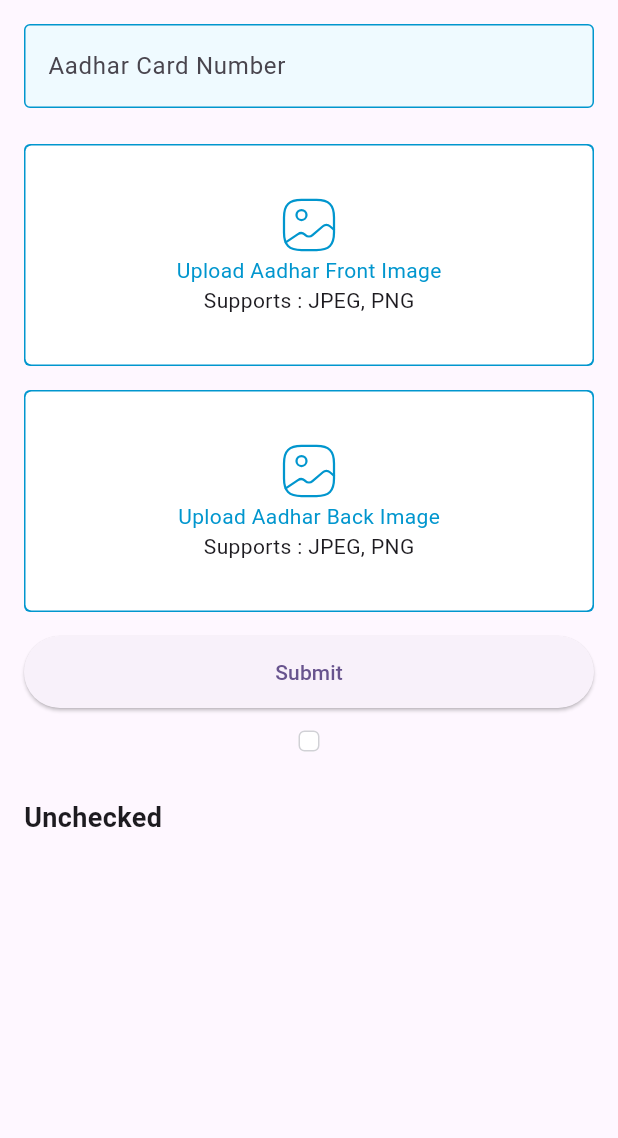
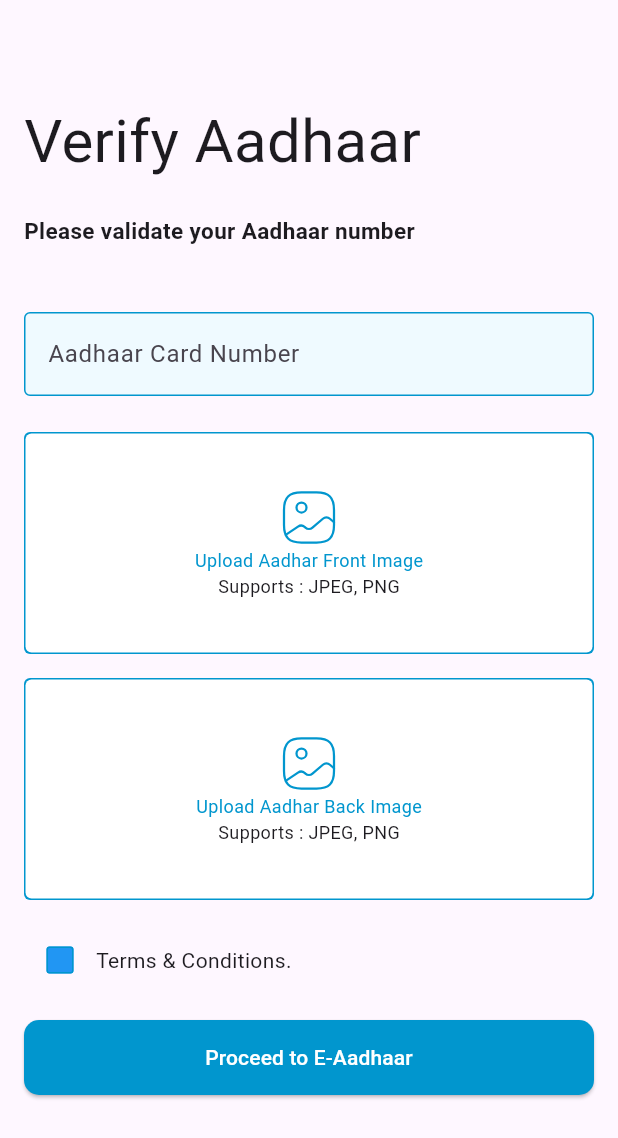
Before and after one commit to bhagwanv/ScaleUpApp, a Flutter app: the screen it shows after launch, on a phone screen of 412 x 824 dp. Shown: the top 1138 px of the screen. Run offline on Flutter 3.47's test engine with Material 3 defaults, Android fonts, the phone set to English and light mode, and no system bars; our stand-ins replace flutter_svg.

```diff
--- a/lib/main.dart
+++ b/lib/main.dart
@@ -1,5 +1,5 @@
 import 'package:flutter/material.dart';
-import 'package:scaleup_app/view/aadhaar_screen.dart';
+import 'package:scaleup_app/view/aadhaar_screen/aadhaar_screen.dart';
 import 'package:scaleup_app/view/login_screen/login_screen.dart';
 
 void main() {
--- /dev/null
+++ b/lib/utils/common_elevted_button.dart
@@ -0,0 +1,34 @@
+import 'package:flutter/material.dart';
+
+import 'my_colors.dart';
+
+class CommonElevatedButton extends StatelessWidget {
+  final VoidCallback onPressed;
+  final String text;
+
+  const CommonElevatedButton({
+    Key? key,
+    required this.onPressed,
+    required this.text,
+  }) : super(key: key);
+
+  @override
+  Widget build(BuildContext context) {
+    return ElevatedButton(
+      style: ButtonStyle(
+        shape: MaterialStateProperty.all<RoundedRectangleBorder>(
+          RoundedRectangleBorder(
+            borderRadius: BorderRadius.circular(10.0),
+          ),
+        ),
+        minimumSize: MaterialStateProperty.all<Size>(
+          Size(MediaQuery.of(context).size.width, 50),
+        ),
+        backgroundColor: MaterialStateProperty.all<Color>(MyColors.blueColor),
+        foregroundColor: MaterialStateProperty.all<Color>(Colors.white),
+      ),
+      onPressed: onPressed,
+      child: Text(text),
+    );
+  }
+}
--- a/lib/view/aadhaar_screen.dart
+++ b/lib/view/aadhaar_screen/aadhaar_screen.dart
@@ -5,7 +5,9 @@ import 'package:flutter/services.dart';
 import 'package:flutter_svg/svg.dart';
 import 'package:scaleup_app/utils/my_colors.dart';
 
-import '../utils/aadhaar_number_formatter.dart';
+import '../../utils/aadhaar_number_formatter.dart';
+import '../../utils/common_elevted_button.dart';
+import 'components/CheckboxTerm.dart';
 
 class AadhaarScreen extends StatefulWidget {
   const AadhaarScreen({super.key});
@@ -28,8 +30,24 @@ class _AadhaarScreenState extends State<AadhaarScreen> {
           padding: const EdgeInsets.all(16.0),
           child: SingleChildScrollView(
             child: Column(
-              crossAxisAlignment: CrossAxisAlignment.stretch,
+              crossAxisAlignment: CrossAxisAlignment.start,
               children: [
+                const Padding(
+                  padding: EdgeInsets.only(left: 0, top: 50),
+                  child: Text(
+                    "Verify Aadhaar",
+                    style:
+                        TextStyle(fontWeight: FontWeight.normal, fontSize: 40),
+                  ),
+                ),
+                const Padding(
+                  padding: EdgeInsets.only(top: 20, bottom: 44),
+                  child: Text(
+                    "Please validate your Aadhaar number",
+                    style: TextStyle(fontWeight: FontWeight.bold, fontSize: 15),
+                    textAlign: TextAlign.start,
+                  ),
+                ),
                 TextFormField(
                   inputFormatters: [
                     FilteringTextInputFormatter.digitsOnly,
@@ -51,54 +69,15 @@ class _AadhaarScreenState extends State<AadhaarScreen> {
                       borderSide: BorderSide(color: MyColors.blueColor),
                     ),
                     hintText: 'XXXX XXXX XXXX',
-                    labelText: 'Aadhar Card Number',
+                    labelText: 'Aadhaar Card Number',
                   ),
                   onChanged: (value) {},
                 ),
                 const SizedBox(height: 24),
                 Container(
                   decoration: BoxDecoration(
-                    gradient: LinearGradient(
-                      colors: [
-                        MyColors.blueColor,
-                        MyColors.blueColor
-                      ],
-                    ),
-                    borderRadius: BorderRadius.circular(4),
-                  ),
-                  height: 148,
-                  child: Padding(
-                    padding: const EdgeInsets.all(1),
-                    child: Container(
-                      decoration: BoxDecoration(
-                        color: Colors.white,
-                        borderRadius: BorderRadius.circular(4),
-                      ),
-                      child: Column(
-                        crossAxisAlignment: CrossAxisAlignment.center,
-                        mainAxisAlignment: MainAxisAlignment.center,
-                        children: [
-                          SvgPicture.asset('assets/icons/gallery.svg',
-                              colorFilter: ColorFilter.mode(MyColors.blueColor, BlendMode.srcIn)
-                          ),
-                          Text(
-                            'Upload Aadhar Front Image',
-                            style: TextStyle(color: MyColors.blueColor),
-                          ),
-                          Text('Supports : JPEG, PNG'),
-                        ],
-                      ),
-                    ),
-                  ),
-                ),
-                const SizedBox(height: 16),
-                Container(
-                  decoration: BoxDecoration(
-                    gradient: LinearGradient(
-                      colors: [
-                        MyColors.blueColor,
-                        MyColors.blueColor
-                      ],
+                    gradient: const LinearGradient(
+                      colors: [MyColors.blueColor, MyColors.blueColor],
                     ),
                     borderRadius: BorderRadius.circular(4),
                   ),
@@ -115,50 +94,69 @@ class _AadhaarScreenState extends State<AadhaarScreen> {
                         mainAxisAlignment: MainAxisAlignment.center,
                         children: [
                           Center(
-                            child: SvgPicture.asset(
-                              "assets/icons/gallery.svg",
-                                colorFilter: ColorFilter.mode(MyColors.blueColor, BlendMode.srcIn)
-                            )
+                              child: SvgPicture.asset(
+                                  "assets/icons/gallery.svg",
+                                  colorFilter: const ColorFilter.mode(
+                                      MyColors.blueColor, BlendMode.srcIn))),
+                          const Text(
+                            'Upload Aadhar Front Image',
+                            style: TextStyle(
+                                color: MyColors.blueColor, fontSize: 12),
                           ),
-                          Text(
-                            'Upload Aadhar Back Image',
-                            style: TextStyle(color: MyColors.blueColor),
+                          const Text(
+                            'Supports : JPEG, PNG',
+                            style: TextStyle(fontSize: 12),
                           ),
-                          Text('Supports : JPEG, PNG'),
                         ],
                       ),
                     ),
                   ),
                 ),
                 const SizedBox(height: 16),
-                ElevatedButton(
-                  style: ButtonStyle(
-                    minimumSize: MaterialStateProperty.all<Size>(
-                    Size(200, 48), // Width and height of the button
-                  ),),
+                Container(
+                  decoration: BoxDecoration(
+                    gradient: const LinearGradient(
+                      colors: [MyColors.blueColor, MyColors.blueColor],
+                    ),
+                    borderRadius: BorderRadius.circular(4),
+                  ),
+                  height: 148,
+                  child: Padding(
+                    padding: const EdgeInsets.all(1),
+                    child: Container(
+                      decoration: BoxDecoration(
+                        color: Colors.white,
+                        borderRadius: BorderRadius.circular(4),
+                      ),
+                      child: Column(
+                        crossAxisAlignment: CrossAxisAlignment.center,
+                        mainAxisAlignment: MainAxisAlignment.center,
+                        children: [
+                          Center(
+                              child: SvgPicture.asset(
+                                  "assets/icons/gallery.svg",
+                                  colorFilter: const ColorFilter.mode(
+                                      MyColors.blueColor, BlendMode.srcIn))),
+                          const Text(
+                            'Upload Aadhar Back Image',
+                            style: TextStyle(
+                                color: MyColors.blueColor, fontSize: 12),
+                          ),
+                          const Text('Supports : JPEG, PNG',
+                              style: TextStyle(fontSize: 12)),
+                        ],
+                      ),
+                    ),
+                  ),
+                ),
+                const SizedBox(height: 16),
+                const CheckboxTerm(),
+                const SizedBox(height: 16),
+                CommonElevatedButton(
                   onPressed: () {
-                    // Submit the form
-                    if (kDebugMode) {
-                      print('Aadhaar Card Number: ${_aadhaarController.text}');
-                    }
+                    print("clicked");
                   },
-                  child: const Text('Submit'),
-                ),
-                CupertinoCheckbox(
-                  value: _isChecked,
-                  onChanged: (value) {
-                    setState(() {
-                      _isChecked = value!;
-                    });
-                  },
-                ),
-                SizedBox(height: 16),
-                Text(
-                  _isChecked ? 'Checked' : 'Unchecked',
-                  style: TextStyle(
-                    fontSize: 18,
-                    fontWeight: FontWeight.bold,
-                  ),
+                  text: 'Proceed to E-Aadhaar',
                 ),
               ],
             ),
--- /dev/null
+++ b/lib/view/aadhaar_screen/components/CheckboxTerm.dart
@@ -0,0 +1,47 @@
+import 'package:flutter/material.dart';
+
+import '../../../utils/my_colors.dart';
+
+class CheckboxTerm extends StatefulWidget {
+  const CheckboxTerm({super.key});
+
+  @override
+  State<CheckboxTerm> createState() => _CheckboxTermState();
+}
+
+class _CheckboxTermState extends State<CheckboxTerm> {
+  bool isChecked = false;
+
+  @override
+  Widget build(BuildContext context) {
+    Color getColor(Set<MaterialState> states) {
+      const Set<MaterialState> interactiveStates = <MaterialState>{
+        MaterialState.pressed,
+        MaterialState.hovered,
+        MaterialState.focused,
+      };
+      if (states.any(interactiveStates.contains)) {
+        return Colors.blue;
+      }
+      return Colors.blue;
+    }
+
+    return Row(children: [
+      Checkbox(
+        checkColor: Colors.white,
+        fillColor: MaterialStateProperty.resolveWith(getColor),
+        value: isChecked,
+        side: const BorderSide(color: MyColors.blueColor),
+        onChanged: (bool? value) {
+          setState(() {
+            isChecked = value!;
+          });
+        },
+      ),
+      const Text(
+        'Terms & Conditions. ',
+        style: TextStyle(fontSize: 14.0),
+      ),
+    ]);
+  }
+}
```
